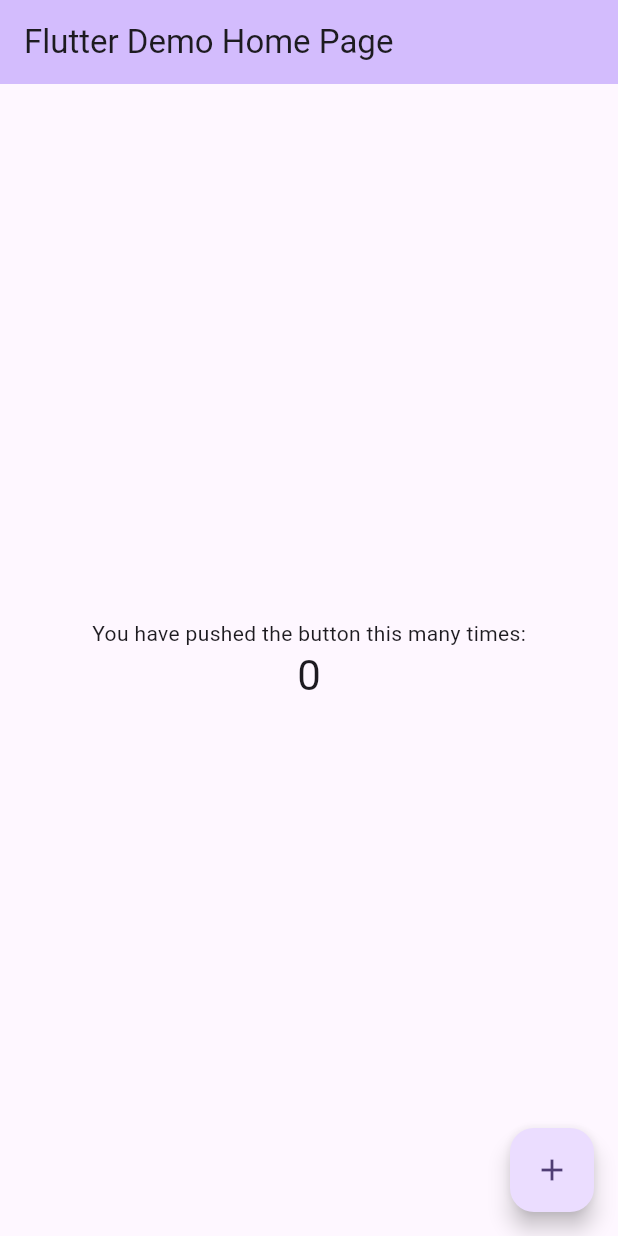
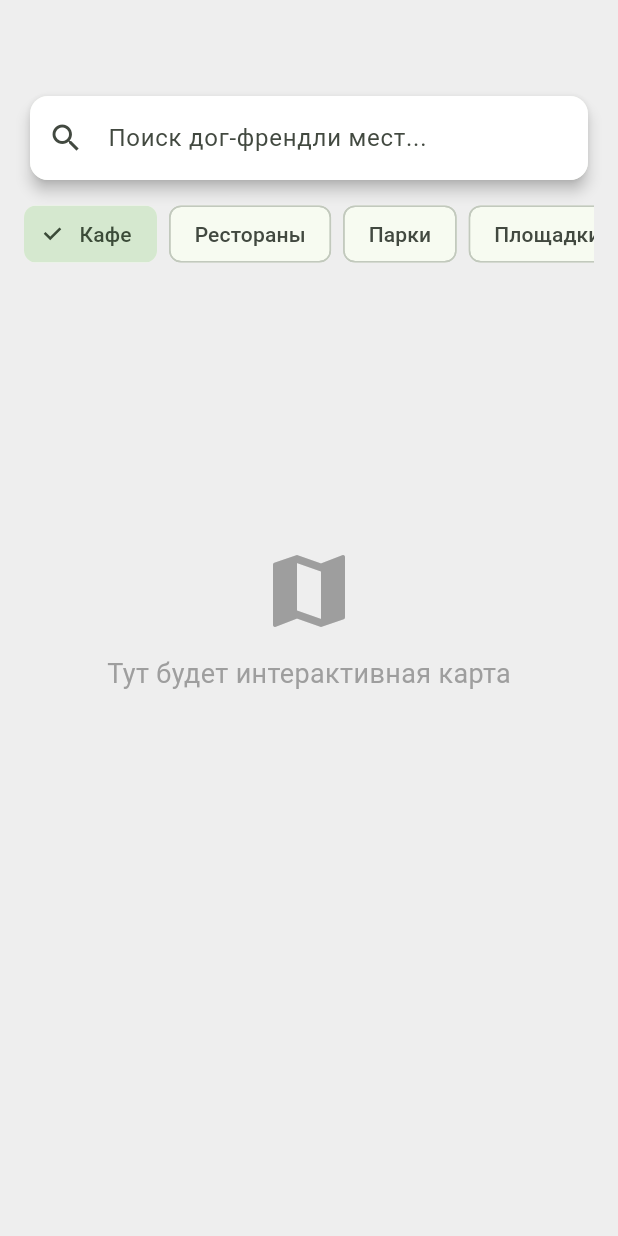
Before and after one commit to AlegZabivnoy/pet_friendly_map, a Flutter app: the screen it shows after launch, on a phone screen of 412 x 824 dp. Run offline on Flutter 3.47's test engine with Material 3 defaults, Android fonts, the phone set to English and light mode, and no system bars.

Commit message:
feat: add initial main screen UI with search and filters

```diff
--- a/lib/main.dart
+++ b/lib/main.dart
@@ -7,115 +7,112 @@ void main() {
 class MyApp extends StatelessWidget {
   const MyApp({super.key});
 
-  // This widget is the root of your application.
   @override
   Widget build(BuildContext context) {
     return MaterialApp(
-      title: 'Flutter Demo',
+      title: 'Dog-Friendly Map',
+      debugShowCheckedModeBanner: false, // Убираем тестовую плашку с угла
       theme: ThemeData(
-        // This is the theme of your application.
-        //
-        // TRY THIS: Try running your application with "flutter run". You'll see
-        // the application has a purple toolbar. Then, without quitting the app,
-        // try changing the seedColor in the colorScheme below to Colors.green
-        // and then invoke "hot reload" (save your changes or press the "hot
-        // reload" button in a Flutter-supported IDE, or press "r" if you used
-        // the command line to start the app).
-        //
-        // Notice that the counter didn't reset back to zero; the application
-        // state is not lost during the reload. To reset the state, use hot
-        // restart instead.
-        //
-        // This works for code too, not just values: Most code changes can be
-        // tested with just a hot reload.
-        colorScheme: .fromSeed(seedColor: Colors.deepPurple),
+        colorScheme: ColorScheme.fromSeed(seedColor: Colors.green),
+        useMaterial3: true,
       ),
-      home: const MyHomePage(title: 'Flutter Demo Home Page'),
+      home: const MainMapScreen(),
     );
   }
 }
 
-class MyHomePage extends StatefulWidget {
-  const MyHomePage({super.key, required this.title});
-
-  // This widget is the home page of your application. It is stateful, meaning
-  // that it has a State object (defined below) that contains fields that affect
-  // how it looks.
-
-  // This class is the configuration for the state. It holds the values (in this
-  // case the title) provided by the parent (in this case the App widget) and
-  // used by the build method of the State. Fields in a Widget subclass are
-  // always marked "final".
-
-  final String title;
+class MainMapScreen extends StatefulWidget {
+  const MainMapScreen({super.key});
 
   @override
-  State<MyHomePage> createState() => _MyHomePageState();
+  State<MainMapScreen> createState() => _MainMapScreenState();
 }
 
-class _MyHomePageState extends State<MyHomePage> {
-  int _counter = 0;
-
-  void _incrementCounter() {
-    setState(() {
-      // This call to setState tells the Flutter framework that something has
-      // changed in this State, which causes it to rerun the build method below
-      // so that the display can reflect the updated values. If we changed
-      // _counter without calling setState(), then the build method would not be
-      // called again, and so nothing would appear to happen.
-      _counter++;
-    });
-  }
+class _MainMapScreenState extends State<MainMapScreen> {
+  // Список категорий для фильтрации (добавили рестораны!)
+  final List<String> _categories = ['Кафе', 'Рестораны', 'Парки', 'Площадки'];
+  String _selectedCategory = 'Кафе';
 
   @override
   Widget build(BuildContext context) {
-    // This method is rerun every time setState is called, for instance as done
-    // by the _incrementCounter method above.
-    //
-    // The Flutter framework has been optimized to make rerunning build methods
-    // fast, so that you can just rebuild anything that needs updating rather
-    // than having to individually change instances of widgets.
     return Scaffold(
-      appBar: AppBar(
-        // TRY THIS: Try changing the color here to a specific color (to
-        // Colors.amber, perhaps?) and trigger a hot reload to see the AppBar
-        // change color while the other colors stay the same.
-        backgroundColor: Theme.of(context).colorScheme.inversePrimary,
-        // Here we take the value from the MyHomePage object that was created by
-        // the App.build method, and use it to set our appbar title.
-        title: Text(widget.title),
-      ),
-      body: Center(
-        // Center is a layout widget. It takes a single child and positions it
-        // in the middle of the parent.
+      // Используем Stack, чтобы слои ложились друг на друга (карта внизу, UI вверху)
+      body: Stack(
+        children: [
+
+          // СЛОЙ 1: Заглушка под будущую карту
+          Container(
+            color: Colors.grey[200],
+            child: const Center(
               child: Column(
-          // Column is also a layout widget. It takes a list of children and
-          // arranges them vertically. By default, it sizes itself to fit its
-          // children horizontally, and tries to be as tall as its parent.
-          //
-          // Column has various properties to control how it sizes itself and
-          // how it positions its children. Here we use mainAxisAlignment to
-          // center the children vertically; the main axis here is the vertical
-          // axis because Columns are vertical (the cross axis would be
-          // horizontal).
-          //
-          // TRY THIS: Invoke "debug painting" (choose the "Toggle Debug Paint"
-          // action in the IDE, or press "p" in the console), to see the
-          // wireframe for each widget.
-          mainAxisAlignment: .center,
+                mainAxisAlignment: MainAxisAlignment.center,
                 children: [
-            const Text('You have pushed the button this many times:'),
+                  Icon(Icons.map, size: 64, color: Colors.grey),
+                  SizedBox(height: 10),
                   Text(
-              '$_counter',
-              style: Theme.of(context).textTheme.headlineMedium,
+                    'Тут будет интерактивная карта',
+                    style: TextStyle(color: Colors.grey, fontSize: 18),
                   ),
                 ],
               ),
             ),
-      floatingActionButton: FloatingActionButton(
-        onPressed: _incrementCounter,
-        tooltip: 'Increment',
-        child: const Icon(Icons.add),
+          ),
+
+          // СЛОЙ 2: Верхняя панель управления (Поиск и Фильтры)
+          Positioned(
+            top: 60, // Сдвигаем вниз, чтобы не заезжать на шторку уведомлений (Safe Area)
+            left: 16,
+            right: 16,
+            child: Column(
+              children: [
+                // Строка поиска
+                Card(
+                  elevation: 4,
+                  child: TextField(
+                    decoration: InputDecoration(
+                      hintText: 'Поиск дог-френдли мест...',
+                      prefixIcon: const Icon(Icons.search),
+                      border: OutlineInputBorder(
+                        borderRadius: BorderRadius.circular(12),
+                        borderSide: BorderSide.none,
+                      ),
+                      filled: true,
+                      fillColor: Colors.white,
+                    ),
+                  ),
+                ),
+                const SizedBox(height: 12),
+
+                // Горизонтальный список фильтров
+                SizedBox(
+                  height: 40,
+                  child: ListView.builder(
+                    scrollDirection: Axis.horizontal,
+                    itemCount: _categories.length,
+                    itemBuilder: (context, index) {
+                      final category = _categories[index];
+                      final isSelected = category == _selectedCategory;
+
+                      return Padding(
+                        padding: const EdgeInsets.only(right: 8.0),
+                        child: ChoiceChip(
+                          label: Text(category),
+                          selected: isSelected,
+                          onSelected: (bool selected) {
+                            setState(() {
+                              _selectedCategory = category;
+                            });
+                          },
+                        ),
+                      );
+                    },
+                  ),
+                ),
+              ],
+            ),
+          ),
+
+        ],
       ),
     );
   }
```
Also changed, not shown: 2 other files. Lines whose indentation alone changed are shown as unchanged.
